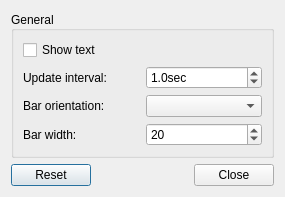
lxqt/lxqt-panel, file plugin-cpuload/lxqtcpuloadconfiguration.ui: the form before one commit.
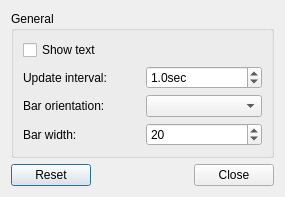
The form after the commit.

Commit message: plugin-cpuload: Remove groupbox properties and AlignVCenter

The edit to the form file:
```diff
--- a/plugin-cpuload/lxqtcpuloadconfiguration.ui
+++ b/plugin-cpuload/lxqtcpuloadconfiguration.ui
@@ -19,15 +19,6 @@
      <property name="title">
       <string>General</string>
      </property>
-     <property name="alignment">
-      <set>Qt::AlignLeading|Qt::AlignLeft|Qt::AlignVCenter</set>
-     </property>
-     <property name="flat">
-      <bool>false</bool>
-     </property>
-     <property name="checkable">
-      <bool>false</bool>
-     </property>
      <layout class="QGridLayout" name="gridLayout">
       <item row="0" column="0" colspan="2">
        <widget class="QCheckBox" name="showTextCB">
```
